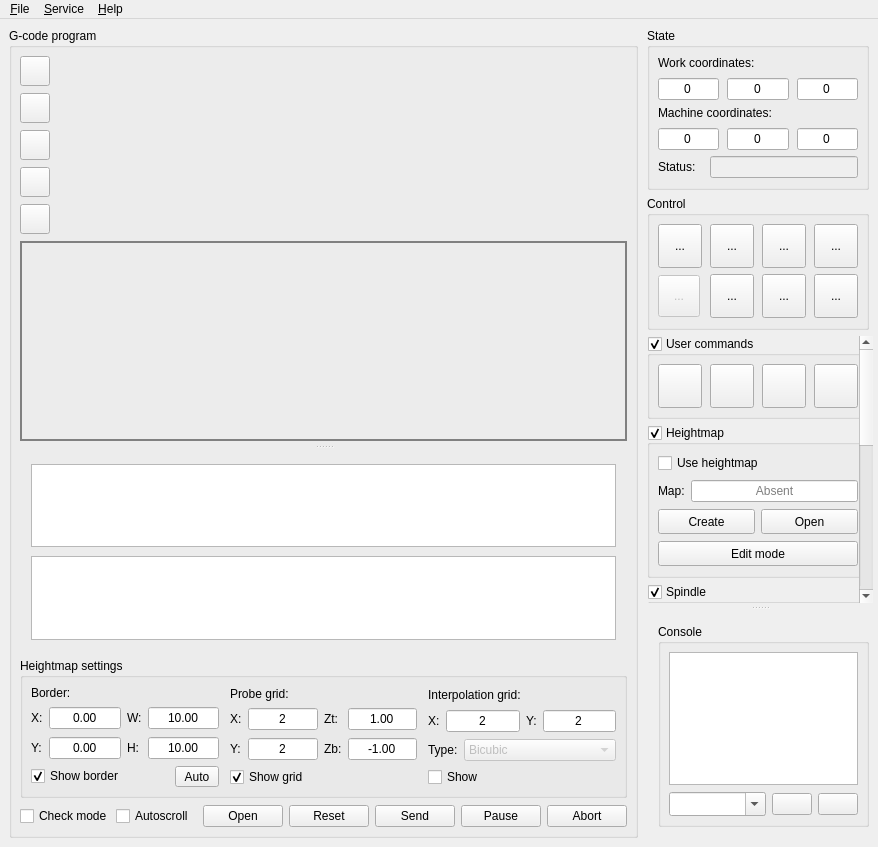
Above: src/frmmain.ui from Denvi/Candle before the change. Below: the same form after it.
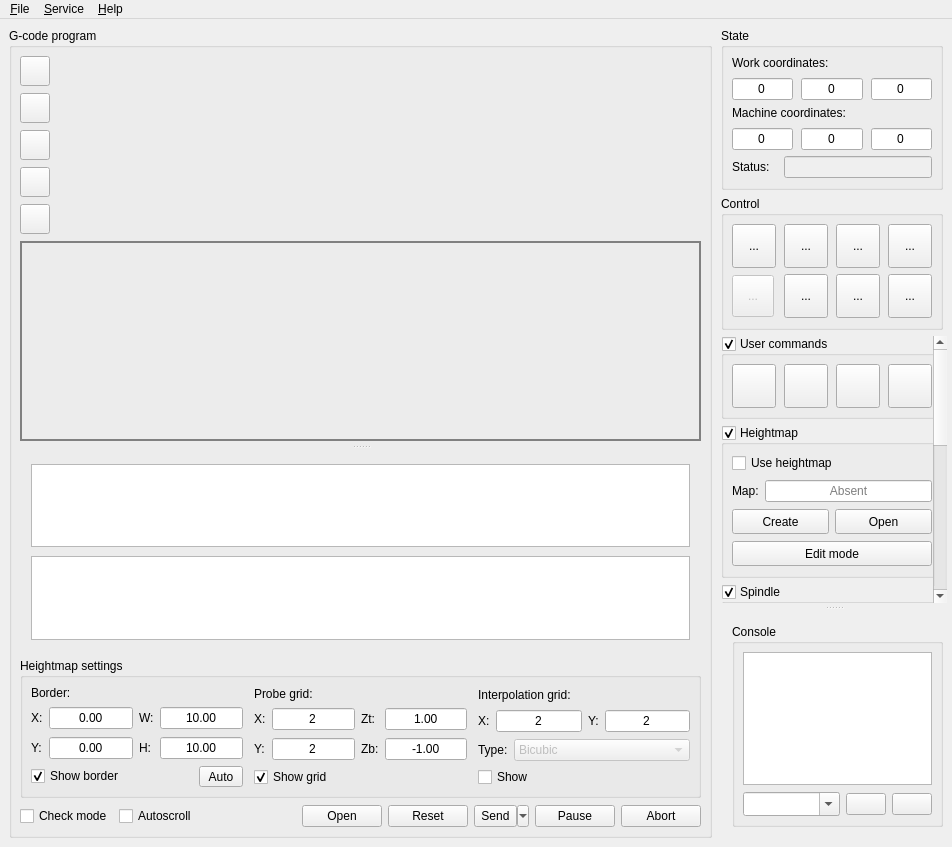
That is the form after the change. Icons and pictures are not drawn. Custom widgets are drawn as their Qt base class.

Commit message: "Send from current line"-command added

Patch:
```diff
--- a/src/frmmain.ui
+++ b/src/frmmain.ui
@@ -6,7 +6,7 @@
    <rect>
     <x>0</x>
     <y>0</y>
-    <width>878</width>
+    <width>952</width>
     <height>847</height>
    </rect>
   </property>
@@ -994,10 +994,25 @@
           </widget>
          </item>
          <item>
-          <widget class="QPushButton" name="cmdFileSend">
+          <widget class="QToolButton" name="cmdFileSend">
+           <property name="sizePolicy">
+            <sizepolicy hsizetype="Minimum" vsizetype="Minimum">
+             <horstretch>0</horstretch>
+             <verstretch>0</verstretch>
+            </sizepolicy>
+           </property>
+           <property name="baseSize">
+            <size>
+             <width>93</width>
+             <height>0</height>
+            </size>
+           </property>
            <property name="text">
             <string>Send</string>
            </property>
+           <property name="popupMode">
+            <enum>QToolButton::MenuButtonPopup</enum>
+           </property>
           </widget>
          </item>
          <item>
@@ -1528,7 +1543,7 @@
           <property name="geometry">
            <rect>
             <x>0</x>
-            <y>-245</y>
+            <y>0</y>
             <width>228</width>
             <height>705</height>
            </rect>
@@ -2704,7 +2719,7 @@
     <rect>
      <x>0</x>
      <y>0</y>
-     <width>878</width>
+     <width>952</width>
      <height>26</height>
     </rect>
    </property>
```
The commit also changes 9 other files.
